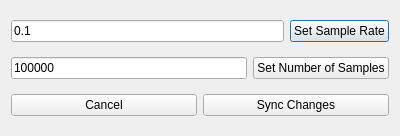
This is experimentconfig.ui in yobson/Exoplanet-Simulation as Qt 5 draws it before an edit. The edited form follows.
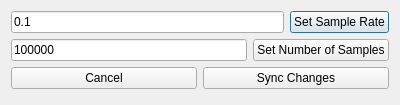
This is the edited form. Icons and pictures are not drawn.

Patch:
```diff
--- a/experimentconfig.ui
+++ b/experimentconfig.ui
@@ -7,7 +7,7 @@
     <x>0</x>
     <y>0</y>
     <width>400</width>
-    <height>136</height>
+    <height>105</height>
    </rect>
   </property>
   <property name="windowTitle">
@@ -68,6 +68,19 @@
      </item>
     </layout>
    </item>
+   <item>
+    <spacer name="verticalSpacer">
+     <property name="orientation">
+      <enum>Qt::Vertical</enum>
+     </property>
+     <property name="sizeHint" stdset="0">
+      <size>
+       <width>20</width>
+       <height>40</height>
+      </size>
+     </property>
+    </spacer>
+   </item>
   </layout>
  </widget>
  <resources/>
```
Left out of the diff: 12 changed lines with no effect on the pictures.
